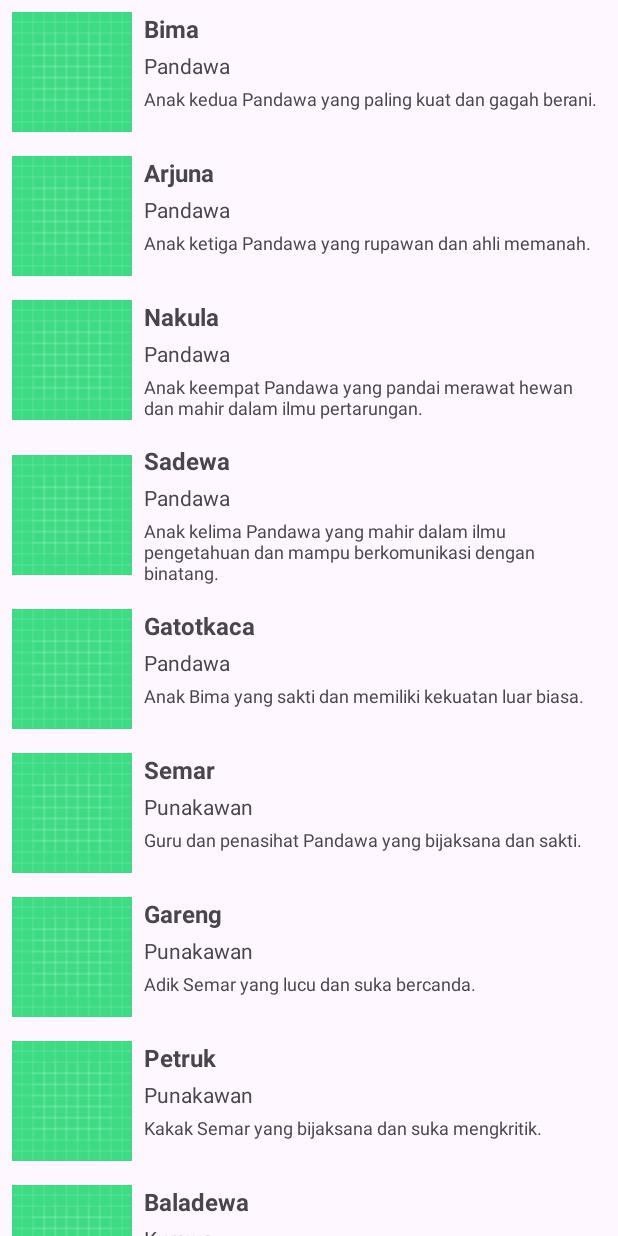
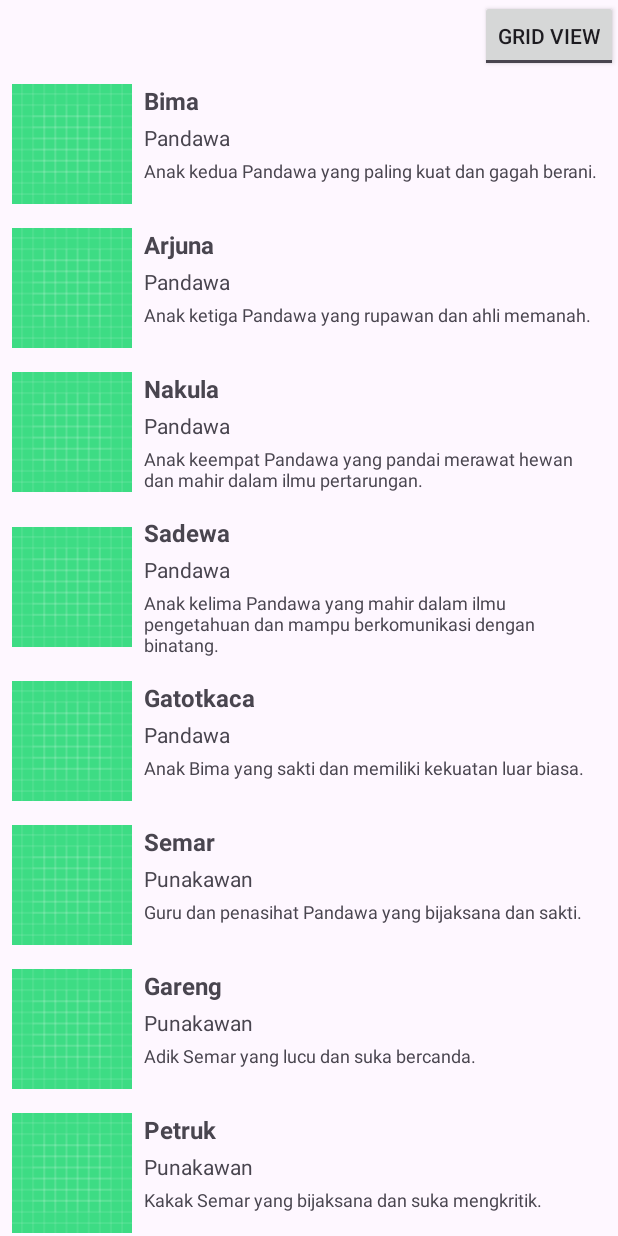
Before and after one commit to Baksoman/paba_recycler_view, an Android app: the screen it shows after launch (MainActivity), on a phone screen of 412 x 824 dp. Run offline under Robolectric (Android 15) with nearby library versions, the phone set to English and light mode, and no system bars.

Commit message:
menambahkan toggle button di activity_main.xml

```diff
--- a/app/src/main/res/layout/activity_main.xml
+++ b/app/src/main/res/layout/activity_main.xml
@@ -5,10 +5,21 @@
     android:id="@+id/main"
     android:layout_width="match_parent"
     android:layout_height="match_parent"
+    android:orientation="vertical"
     tools:context=".MainActivity">
 
+    <ToggleButton
+        android:id="@+id/btnToggleLayout"
+        android:layout_width="wrap_content"
+        android:layout_height="wrap_content"
+        android:layout_gravity="end"
+        android:checked="false"
+        android:textOff="Grid View"
+        android:textOn="List View" />
+
     <androidx.recyclerview.widget.RecyclerView
+        android:id="@+id/rvWayang"
         android:layout_width="match_parent"
-        android:layout_height="match_parent"
-        android:id="@+id/rvWayang" />
+        android:layout_height="0dp"
+        android:layout_weight="1" />
 </LinearLayout>
```
